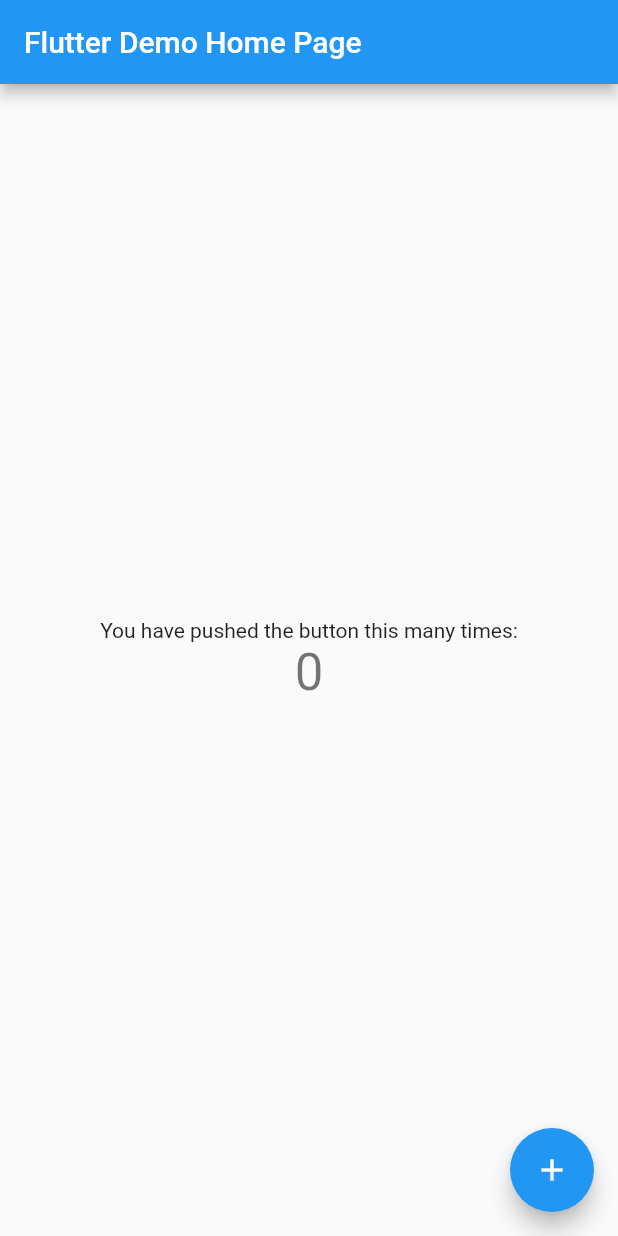
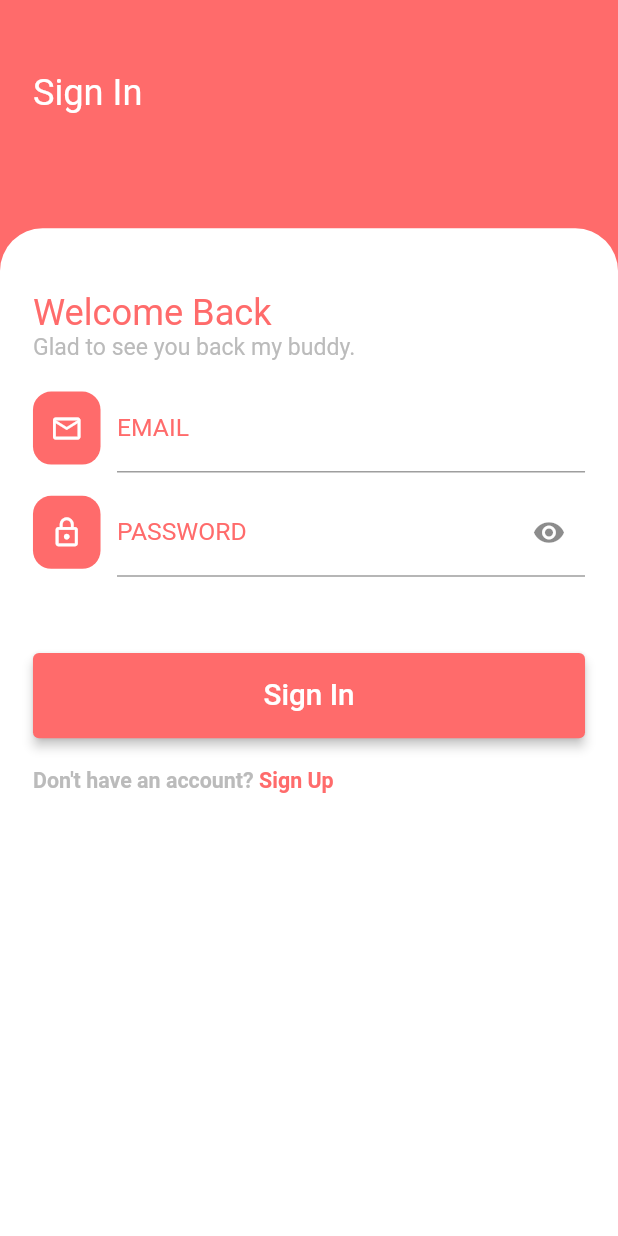
Before and after one commit to sangamnath/CSCI567-ShopPe, a Flutter app: the screen it shows after launch, on a phone screen of 412 x 824 dp. Run offline on Flutter 3.47's test engine with Material 2 defaults, Android fonts, the phone set to English and light mode, and no system bars; our stand-ins replace cloud_firestore, firebase_auth, firebase_core, flutter_screenutil, fluttertoast; accounts and stored records are empty.

Commit message:
Login setup

```diff
--- /dev/null
+++ b/lib/const/AppColors.dart
@@ -0,0 +1,7 @@
+// ignore: file_names
+import 'package:flutter/cupertino.dart';
+
+class AppColors {
+  // ignore: constant_identifier_names
+  static const Color deep_orange = Color(0xFFFF6B6B);
+}
--- a/lib/main.dart
+++ b/lib/main.dart
@@ -1,7 +1,14 @@
+import 'package:firebase_core/firebase_core.dart';
 import 'package:flutter/material.dart';
+import 'package:shop_pe/ui/splash_screen.dart';
+import 'package:flutter_screenutil/flutter_screenutil.dart';
 
-void main() {
-  runApp(const MyApp());
+void main() async {
+  WidgetsFlutterBinding.ensureInitialized();
+  await Firebase.initializeApp();
+  runApp(
+    const MyApp(),
+  );
 }
 
 class MyApp extends StatelessWidget {
@@ -10,106 +17,18 @@
   // This widget is the root of your application.
   @override
   Widget build(BuildContext context) {
-    return MaterialApp(
-      title: 'Flutter Demo',
-      theme: ThemeData(
-        // This is the theme of your application.
-        //
-        // Try running your application with "flutter run". You'll see the
-        // application has a blue toolbar. Then, without quitting the app, try
-        // changing the primarySwatch below to Colors.green and then invoke
-        // "hot reload" (press "r" in the console where you ran "flutter run",
-        // or simply save your changes to "hot reload" in a Flutter IDE).
-        // Notice that the counter didn't reset back to zero; the application
-        // is not restarted.
-        primarySwatch: Colors.blue,
-      ),
-      home: const MyHomePage(title: 'Flutter Demo Home Page'),
+    return ScreenUtilInit(
+      designSize: const Size(375, 812),
+      builder: () {
+        return MaterialApp(
+          debugShowCheckedModeBanner: false,
+          title: 'Flutter E-Commerce',
+          theme: ThemeData(
+            primarySwatch: Colors.blue,
+          ),
+          home: SplashScreen(),
+        );
+      },
     );
   }
 }
-
-class MyHomePage extends StatefulWidget {
-  const MyHomePage({Key? key, required this.title}) : super(key: key);
-
-  // This widget is the home page of your application. It is stateful, meaning
-  // that it has a State object (defined below) that contains fields that affect
-  // how it looks.
-
-  // This class is the configuration for the state. It holds the values (in this
-  // case the title) provided by the parent (in this case the App widget) and
-  // used by the build method of the State. Fields in a Widget subclass are
-  // always marked "final".
-
-  final String title;
-
-  @override
-  State<MyHomePage> createState() => _MyHomePageState();
-}
-
-class _MyHomePageState extends State<MyHomePage> {
-  int _counter = 0;
-
-  void _incrementCounter() {
-    setState(() {
-      // This call to setState tells the Flutter framework that something has
-      // changed in this State, which causes it to rerun the build method below
-      // so that the display can reflect the updated values. If we changed
-      // _counter without calling setState(), then the build method would not be
-      // called again, and so nothing would appear to happen.
-      _counter++;
-    });
-  }
-
-  @override
-  Widget build(BuildContext context) {
-    // This method is rerun every time setState is called, for instance as done
-    // by the _incrementCounter method above.
-    //
-    // The Flutter framework has been optimized to make rerunning build methods
-    // fast, so that you can just rebuild anything that needs updating rather
-    // than having to individually change instances of widgets.
-    return Scaffold(
-      appBar: AppBar(
-        // Here we take the value from the MyHomePage object that was created by
-        // the App.build method, and use it to set our appbar title.
-        title: Text(widget.title),
-      ),
-      body: Center(
-        // Center is a layout widget. It takes a single child and positions it
-        // in the middle of the parent.
-        child: Column(
-          // Column is also a layout widget. It takes a list of children and
-          // arranges them vertically. By default, it sizes itself to fit its
-          // children horizontally, and tries to be as tall as its parent.
-          //
-          // Invoke "debug painting" (press "p" in the console, choose the
-          // "Toggle Debug Paint" action from the Flutter Inspector in Android
-          // Studio, or the "Toggle Debug Paint" command in Visual Studio Code)
-          // to see the wireframe for each widget.
-          //
-          // Column has various properties to control how it sizes itself and
-          // how it positions its children. Here we use mainAxisAlignment to
-          // center the children vertically; the main axis here is the vertical
-          // axis because Columns are vertical (the cross axis would be
-          // horizontal).
-          mainAxisAlignment: MainAxisAlignment.center,
-          children: <Widget>[
-            const Text(
-              'You have pushed the button this many times:',
-            ),
-            Text(
-              '$_counter',
-              style: Theme.of(context).textTheme.headline4,
-            ),
-          ],
-        ),
-      ),
-      floatingActionButton: FloatingActionButton(
-        onPressed: _incrementCounter,
-        tooltip: 'Increment',
-        child: const Icon(Icons.add),
-      ), // This trailing comma makes auto-formatting nicer for build methods.
-    );
-  }
-}
--- /dev/null
+++ b/lib/ui/bottom_nav_controller.dart
@@ -0,0 +1 @@
+// TODO Implement this library.
--- /dev/null
+++ b/lib/ui/login_screen.dart
@@ -0,0 +1,266 @@
+import 'package:firebase_auth/firebase_auth.dart';
+import 'package:flutter/cupertino.dart';
+import 'package:flutter/material.dart';
+import 'package:shop_pe/const/AppColors.dart';
+import 'package:shop_pe/ui/bottom_nav_controller.dart';
+// import 'package:shop_pe/ui/registration_screen.dart';
+import 'package:shop_pe/widgets/customButton.dart';
+import 'package:flutter_screenutil/flutter_screenutil.dart';
+import 'package:fluttertoast/fluttertoast.dart';
+
+class LoginScreen extends StatefulWidget {
+  @override
+  _LoginScreenState createState() => _LoginScreenState();
+}
+
+class _LoginScreenState extends State<LoginScreen> {
+  TextEditingController _emailController = TextEditingController();
+  TextEditingController _passwordController = TextEditingController();
+  bool _obscureText = true;
+
+  signIn() async {
+    try {
+      UserCredential userCredential = await FirebaseAuth.instance
+          .signInWithEmailAndPassword(
+              email: _emailController.text, password: _passwordController.text);
+      var authCredential = userCredential.user;
+      print(authCredential!.uid);
+      if (authCredential.uid.isNotEmpty) {
+        Navigator.push(
+            context, CupertinoPageRoute(builder: (_) => BottomNavController()));
+      } else {
+        Fluttertoast.showToast(msg: "Something is wrong");
+      }
+    } on FirebaseAuthException catch (e) {
+      if (e.code == 'user-not-found') {
+        Fluttertoast.showToast(msg: "No user found for that email.");
+      } else if (e.code == 'wrong-password') {
+        Fluttertoast.showToast(msg: "Wrong password provided for that user.");
+      }
+    } catch (e) {
+      print(e);
+    }
+  }
+
+  @override
+  Widget build(BuildContext context) {
+    return Scaffold(
+      backgroundColor: AppColors.deep_orange,
+      body: SafeArea(
+        child: Column(
+          children: [
+            SizedBox(
+              height: 150.h,
+              width: ScreenUtil().screenWidth,
+              child: Padding(
+                padding: EdgeInsets.only(left: 20.w),
+                child: Column(
+                  crossAxisAlignment: CrossAxisAlignment.start,
+                  mainAxisAlignment: MainAxisAlignment.start,
+                  children: [
+                    IconButton(
+                      onPressed: null,
+                      icon: Icon(
+                        Icons.light,
+                        color: Colors.transparent,
+                      ),
+                    ),
+                    Text(
+                      "Sign In",
+                      style: TextStyle(fontSize: 22.sp, color: Colors.white),
+                    ),
+                  ],
+                ),
+              ),
+            ),
+            Expanded(
+              child: Container(
+                width: ScreenUtil().screenWidth,
+                decoration: BoxDecoration(
+                  color: Colors.white,
+                  borderRadius: BorderRadius.only(
+                    topLeft: Radius.circular(28.r),
+                    topRight: Radius.circular(28.r),
+                  ),
+                ),
+                child: Padding(
+                  padding: EdgeInsets.all(20.w),
+                  child: SingleChildScrollView(
+                    scrollDirection: Axis.vertical,
+                    child: Column(
+                      crossAxisAlignment: CrossAxisAlignment.start,
+                      children: [
+                        SizedBox(
+                          height: 20.h,
+                        ),
+                        Text(
+                          "Welcome Back",
+                          style: TextStyle(
+                              fontSize: 22.sp, color: AppColors.deep_orange),
+                        ),
+                        Text(
+                          "Glad to see you back my buddy.",
+                          style: TextStyle(
+                            fontSize: 14.sp,
+                            color: Color(0xFFBBBBBB),
+                          ),
+                        ),
+                        SizedBox(
+                          height: 15.h,
+                        ),
+                        Row(
+                          children: [
+                            Container(
+                              height: 48.h,
+                              width: 41.w,
+                              decoration: BoxDecoration(
+                                  color: AppColors.deep_orange,
+                                  borderRadius: BorderRadius.circular(12.r)),
+                              child: Center(
+                                child: Icon(
+                                  Icons.email_outlined,
+                                  color: Colors.white,
+                                  size: 20.w,
+                                ),
+                              ),
+                            ),
+                            SizedBox(
+                              width: 10.w,
+                            ),
+                            Expanded(
+                              child: TextField(
+                                controller: _emailController,
+                                decoration: InputDecoration(
+                                  hintText: "thed9954@gmail.com",
+                                  hintStyle: TextStyle(
+                                    fontSize: 14.sp,
+                                    color: Color(0xFF414041),
+                                  ),
+                                  labelText: 'EMAIL',
+                                  labelStyle: TextStyle(
+                                    fontSize: 15.sp,
+                                    color: AppColors.deep_orange,
+                                  ),
+                                ),
+                              ),
+                            ),
+                          ],
+                        ),
+                        SizedBox(
+                          height: 10.h,
+                        ),
+                        Row(
+                          children: [
+                            Container(
+                              height: 48.h,
+                              width: 41.w,
+                              decoration: BoxDecoration(
+                                  color: AppColors.deep_orange,
+                                  borderRadius: BorderRadius.circular(12.r)),
+                              child: Center(
+                                child: Icon(
+                                  Icons.lock_outline,
+                                  color: Colors.white,
+                                  size: 20.w,
+                                ),
+                              ),
+                            ),
+                            SizedBox(
+                              width: 10.w,
+                            ),
+                            Expanded(
+                              child: TextField(
+                                controller: _passwordController,
+                                obscureText: _obscureText,
+                                decoration: InputDecoration(
+                                  hintText: "password must be 6 character",
+                                  hintStyle: TextStyle(
+                                    fontSize: 14.sp,
+                                    color: Color(0xFF414041),
+                                  ),
+                                  labelText: 'PASSWORD',
+                                  labelStyle: TextStyle(
+                                    fontSize: 15.sp,
+                                    color: AppColors.deep_orange,
+                                  ),
+                                  suffixIcon: _obscureText == true
+                                      ? IconButton(
+                                          onPressed: () {
+                                            setState(() {
+                                              _obscureText = false;
+                                            });
+                                          },
+                                          icon: Icon(
+                                            Icons.remove_red_eye,
+                                            size: 20.w,
+                                          ))
+                                      : IconButton(
+                                          onPressed: () {
+                                            setState(() {
+                                              _obscureText = true;
+                                            });
+                                          },
+                                          icon: Icon(
+                                            Icons.visibility_off,
+                                            size: 20.w,
+                                          )),
+                                ),
+                              ),
+                            ),
+                          ],
+                        ),
+
+                        SizedBox(
+                          height: 50.h,
+                        ),
+                        // elevated button
+                        customButton(
+                          "Sign In",
+                          () {
+                            signIn();
+                          },
+                        ),
+                        SizedBox(
+                          height: 20.h,
+                        ),
+                        Wrap(
+                          children: [
+                            Text(
+                              "Don't have an account?",
+                              style: TextStyle(
+                                fontSize: 13.sp,
+                                fontWeight: FontWeight.w600,
+                                color: Color(0xFFBBBBBB),
+                              ),
+                            ),
+                            GestureDetector(
+                              child: Text(
+                                " Sign Up",
+                                style: TextStyle(
+                                  fontSize: 13.sp,
+                                  fontWeight: FontWeight.w600,
+                                  color: AppColors.deep_orange,
+                                ),
+                              ),
+                              onTap: () {
+                                Navigator.push(
+                                    context,
+                                    CupertinoPageRoute(
+                                        builder: (context) =>
+                                            RegistrationScreen()));
+                              },
+                            )
+                          ],
+                        )
+                      ],
+                    ),
+                  ),
+                ),
+              ),
+            ),
+          ],
+        ),
+      ),
+    );
+  }
+}
--- /dev/null
+++ b/lib/widgets/customButton.dart
@@ -0,0 +1,21 @@
+import 'package:flutter/material.dart';
+import 'package:shop_pe/const/AppColors.dart';
+import 'package:flutter_screenutil/flutter_screenutil.dart';
+
+Widget customButton(String buttonText, onPressed) {
+  return SizedBox(
+    width: 1.sw,
+    height: 56.h,
+    child: ElevatedButton(
+      onPressed: onPressed,
+      child: Text(
+        buttonText,
+        style: TextStyle(color: Colors.white, fontSize: 18.sp),
+      ),
+      style: ElevatedButton.styleFrom(
+        primary: AppColors.deep_orange,
+        elevation: 3,
+      ),
+    ),
+  );
+}
```
Also changed, not shown: lib/ui/bottom_nav_pages/profile.dart (added, +64 -0 lines), lib/ui/splash_screen.dart (added, +53 -0 lines), lib/ui/user_form.dart (added, +138 -0 lines), lib/widgets/myTextField.dart (added, +10 -0 lines), pubspec.yaml (+7 -0 lines), pubspec.lock, 4 other files.
